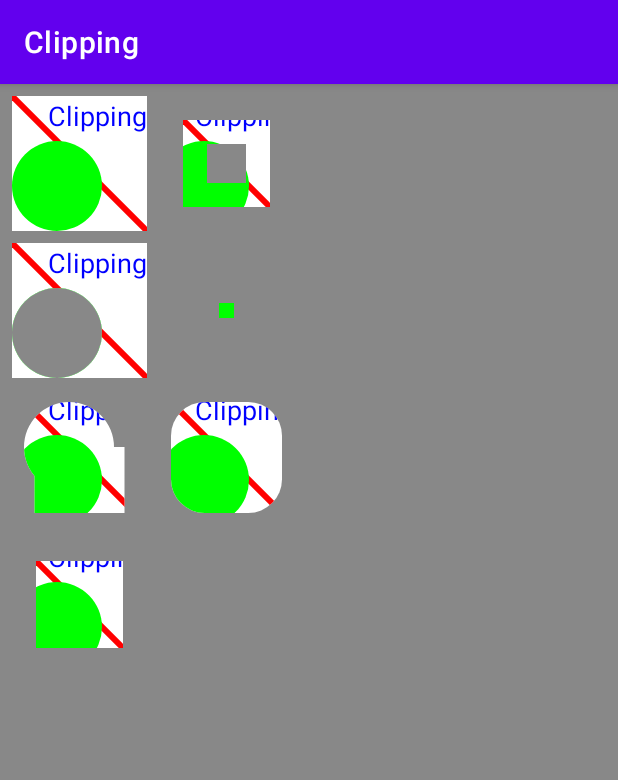
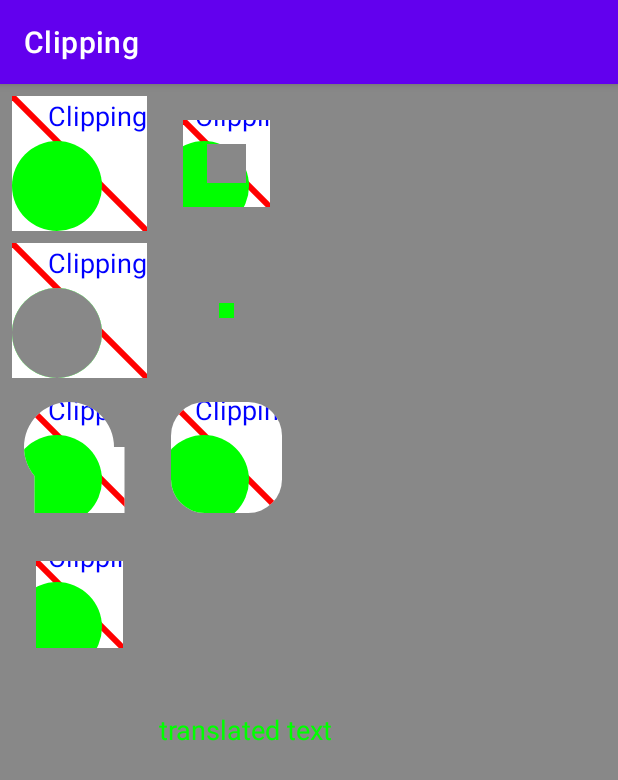
Before and after one commit to marawanxmamdouh/clipping, an Android app: the screen it shows after launch (MainActivity), on a phone screen of 412 x 824 dp. Shown: the top 780 px of the screen. Run offline under Robolectric (Android 15) with nearby library versions, the phone set to English and light mode, and no system bars.

Commit message:
Implement draw Translated Text

```diff
--- a/app/src/main/java/dev/marawanxmamdouh/clipping/ClippedView.kt
+++ b/app/src/main/java/dev/marawanxmamdouh/clipping/ClippedView.kt
@@ -240,6 +240,18 @@ class ClippedView @JvmOverloads constructor(
     }
 
     private fun drawTranslatedTextExample(canvas: Canvas) {
+        canvas.save()
+        paint.color = Color.GREEN
+        // Align the RIGHT side of the text with the origin.
+        paint.textAlign = Paint.Align.LEFT
+        // Apply transformation to canvas.
+        canvas.translate(columnTwo, textRow)
+        // Draw text.
+        canvas.drawText(
+            context.getString(R.string.translated),
+            clipRectLeft, clipRectTop, paint
+        )
+        canvas.restore()
     }
 
     private fun drawSkewedTextExample(canvas: Canvas) {
```
